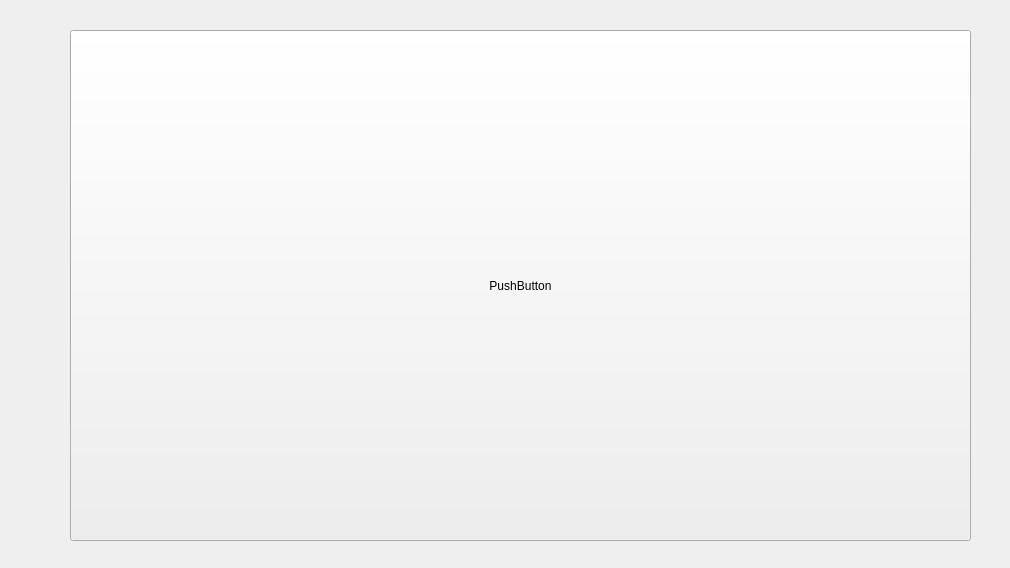
The window that anime/form.ui (STEPAN-BANDERA/episodes) describes before a commit, drawn with Qt 5.
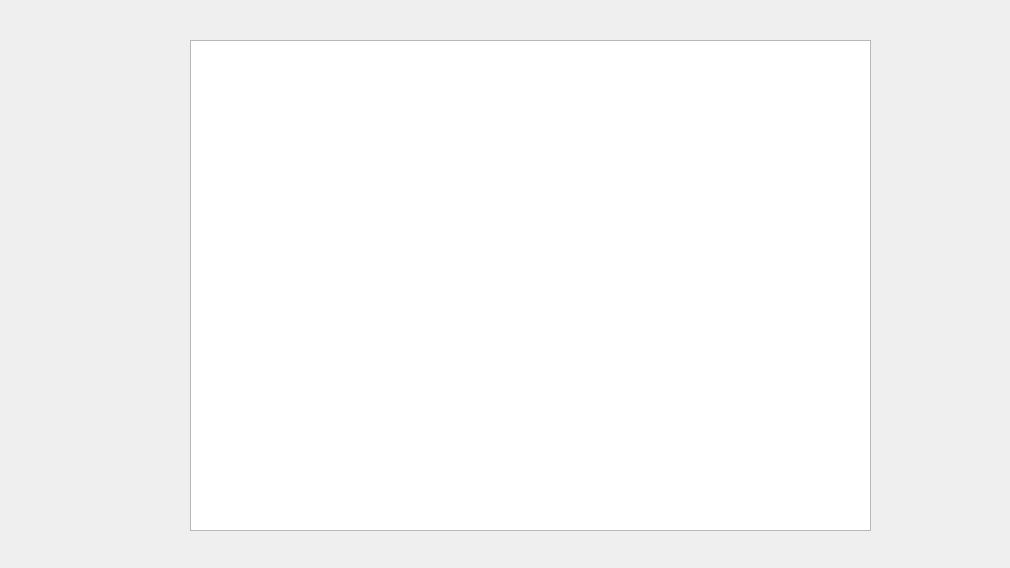
The same window after the commit.

```diff
--- a/anime/form.ui
+++ b/anime/form.ui
@@ -13,18 +13,15 @@
   <property name="windowTitle">
    <string>Form</string>
   </property>
-  <widget class="QPushButton" name="pushButton">
+  <widget class="QGraphicsView" name="graphicsView">
    <property name="geometry">
     <rect>
-     <x>70</x>
-     <y>30</y>
-     <width>901</width>
-     <height>511</height>
+     <x>190</x>
+     <y>40</y>
+     <width>681</width>
+     <height>491</height>
     </rect>
    </property>
-   <property name="text">
-    <string>PushButton</string>
-   </property>
   </widget>
  </widget>
  <resources/>
```
